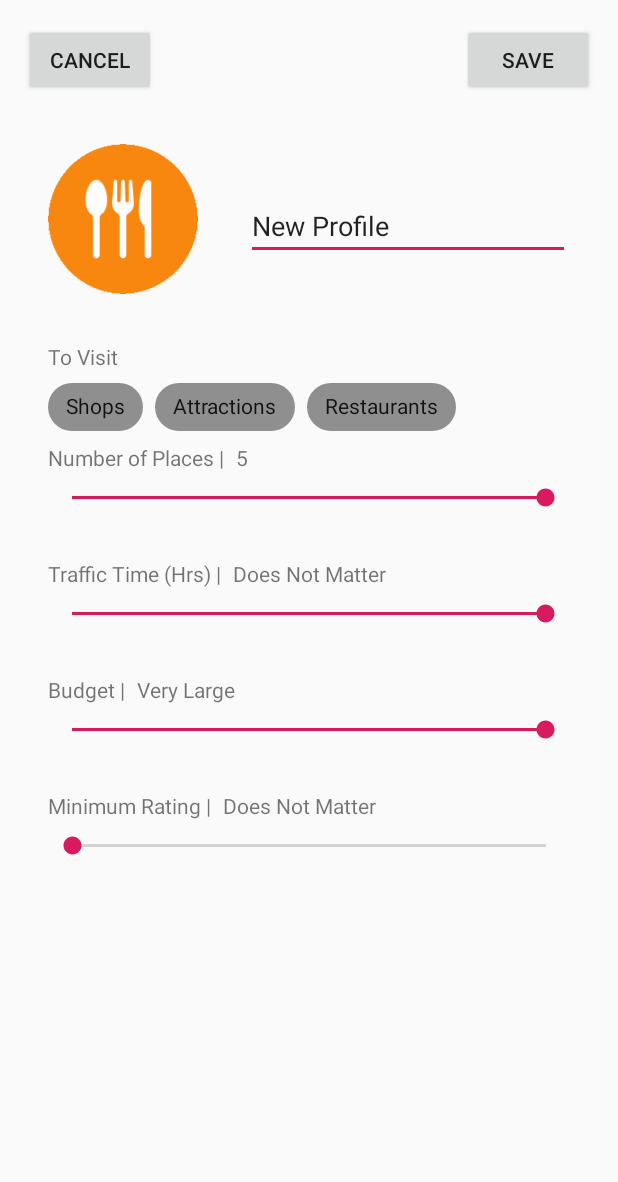
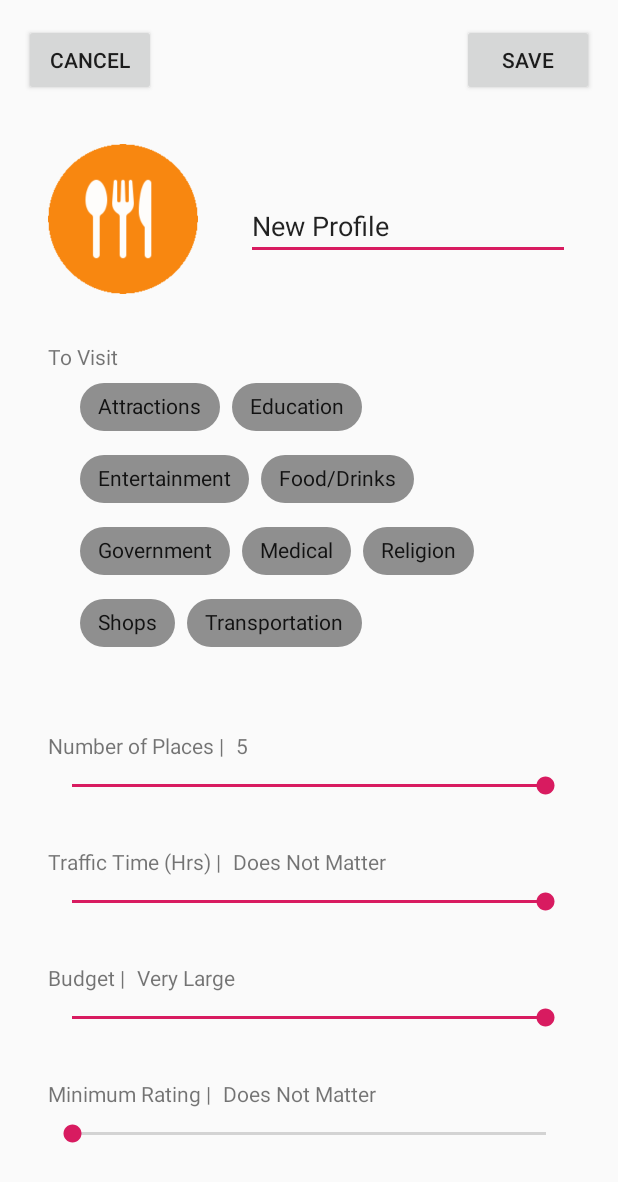
Before and after one commit to Ricky77768/mapApplication, an Android app: the ProfileCreateActivity screen opened directly, with no data from a screen before it, on a phone screen of 412 x 824 dp. Shown: the top 1182 px of the screen. Run offline under Robolectric (Android 15) with nearby library versions, the light colour scheme and no system bars; network calls fail.

Commit message:
revised tags to better represent place types from google maps API

```diff
--- a/app/src/main/res/layout/profile_create_ui.xml
+++ b/app/src/main/res/layout/profile_create_ui.xml
@@ -8,9 +8,11 @@
 
     <com.google.android.material.chip.ChipGroup
         android:id="@+id/profile_create_chipgroup"
-        android:layout_width="wrap_content"
+        android:layout_width="305dp"
         android:layout_height="wrap_content"
         android:layout_marginStart="32dp"
+        android:layout_marginEnd="32dp"
+        app:layout_constraintEnd_toEndOf="parent"
         app:layout_constraintStart_toStartOf="parent"
         app:layout_constraintTop_toBottomOf="@+id/profile_create_text2">
 
@@ -19,7 +21,7 @@
             style="@style/Widget.MaterialComponents.Chip.Choice"
             android:layout_width="wrap_content"
             android:layout_height="wrap_content"
-            android:text="Shops"
+            android:text="Attractions"
             android:textAppearance="@style/TextAppearance.AppCompat.Body1"
             app:chipBackgroundColor="@color/chip_bg_colors" />
 
@@ -28,7 +30,7 @@
             style="@style/Widget.MaterialComponents.Chip.Choice"
             android:layout_width="wrap_content"
             android:layout_height="wrap_content"
-            android:text="Attractions"
+            android:text="Education"
             android:textAppearance="@style/TextAppearance.AppCompat.Body1"
             app:chipBackgroundColor="@color/chip_bg_colors" />
 
@@ -37,10 +39,63 @@
             style="@style/Widget.MaterialComponents.Chip.Choice"
             android:layout_width="wrap_content"
             android:layout_height="wrap_content"
-            android:text="Restaurants"
+            android:text="Entertainment"
             android:textAppearance="@style/TextAppearance.AppCompat.Body1"
             app:chipBackgroundColor="@color/chip_bg_colors" />
 
+        <com.google.android.material.chip.Chip
+            android:id="@+id/chip4"
+            style="@style/Widget.MaterialComponents.Chip.Choice"
+            android:layout_width="wrap_content"
+            android:layout_height="wrap_content"
+            android:text="Food/Drinks"
+            android:textAppearance="@style/TextAppearance.AppCompat.Body1"
+            app:chipBackgroundColor="@color/chip_bg_colors" />
+
+        <com.google.android.material.chip.Chip
+            android:id="@+id/chip5"
+            style="@style/Widget.MaterialComponents.Chip.Choice"
+            android:layout_width="wrap_content"
+            android:layout_height="wrap_content"
+            android:text="Government"
+            android:textAppearance="@style/TextAppearance.AppCompat.Body1"
+            app:chipBackgroundColor="@color/chip_bg_colors" />
+
+        <com.google.android.material.chip.Chip
+            android:id="@+id/chip6"
+            style="@style/Widget.MaterialComponents.Chip.Choice"
+            android:layout_width="wrap_content"
+            android:layout_height="wrap_content"
+            android:text="Medical"
+            android:textAppearance="@style/TextAppearance.AppCompat.Body1"
+            app:chipBackgroundColor="@color/chip_bg_colors" />
+
+        <com.google.android.material.chip.Chip
+            android:id="@+id/chip7"
+            style="@style/Widget.MaterialComponents.Chip.Choice"
+            android:layout_width="wrap_content"
+            android:layout_height="wrap_content"
+            android:text="Religion"
+            android:textAppearance="@style/TextAppearance.AppCompat.Body1"
+            app:chipBackgroundColor="@color/chip_bg_colors" />
+
+        <com.google.android.material.chip.Chip
+            android:id="@+id/chip8"
+            style="@style/Widget.MaterialComponents.Chip.Choice"
+            android:layout_width="wrap_content"
+            android:layout_height="wrap_content"
+            android:text="Shops"
+            android:textAppearance="@style/TextAppearance.AppCompat.Body1"
+            app:chipBackgroundColor="@color/chip_bg_colors" />
+
+        <com.google.android.material.chip.Chip
+            android:id="@+id/chip9"
+            style="@style/Widget.MaterialComponents.Chip.Choice"
+            android:layout_width="wrap_content"
+            android:layout_height="wrap_content"
+            android:text="Transportation"
+            android:textAppearance="@style/TextAppearance.AppCompat.Body1"
+            app:chipBackgroundColor="@color/chip_bg_colors" />
 
     </com.google.android.material.chip.ChipGroup>
 
@@ -154,7 +209,7 @@
         android:layout_marginTop="48dp"
         android:text="Number of Places |"
         app:layout_constraintStart_toStartOf="parent"
-        app:layout_constraintTop_toBottomOf="@+id/profile_create_text2" />
+        app:layout_constraintTop_toBottomOf="@+id/profile_create_chipgroup" />
 
     <TextView
         android:id="@+id/profile_create_text4"
@@ -194,7 +249,7 @@
         android:layout_marginTop="48dp"
         android:text="..."
         app:layout_constraintStart_toEndOf="@+id/profile_create_text3"
-        app:layout_constraintTop_toBottomOf="@+id/profile_create_text2" />
+        app:layout_constraintTop_toBottomOf="@+id/profile_create_chipgroup" />
 
     <TextView
         android:id="@+id/profile_create_text_time"
--- a/app/src/main/res/layout/profile_list.xml
+++ b/app/src/main/res/layout/profile_list.xml
@@ -58,7 +58,7 @@
         android:layout_width="wrap_content"
         android:layout_height="wrap_content"
         android:layout_marginStart="16dp"
-        android:layout_marginTop="16dp"
+        android:layout_marginTop="24dp"
         android:text="Number of Places |"
         app:layout_constraintStart_toStartOf="parent"
         app:layout_constraintTop_toBottomOf="@+id/profile_list_picture" />
@@ -122,7 +122,7 @@
         android:layout_width="wrap_content"
         android:layout_height="wrap_content"
         android:layout_marginStart="8dp"
-        android:layout_marginTop="16dp"
+        android:layout_marginTop="24dp"
         android:text="..."
         app:layout_constraintStart_toEndOf="@+id/profile_list_text"
         app:layout_constraintTop_toBottomOf="@+id/profile_list_picture" />
```
